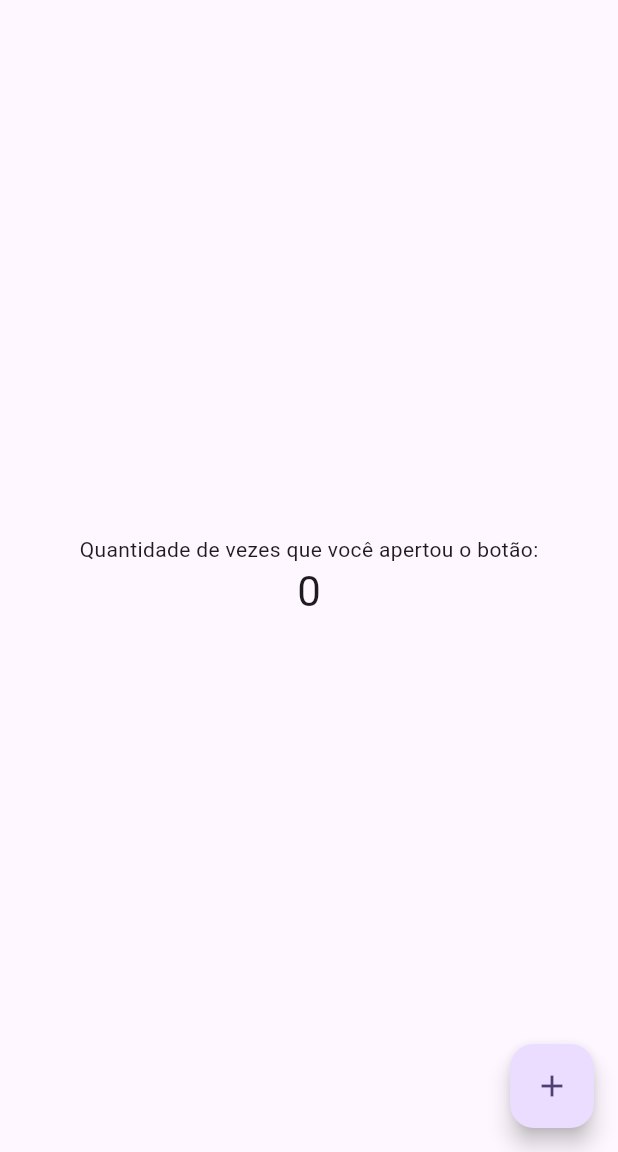
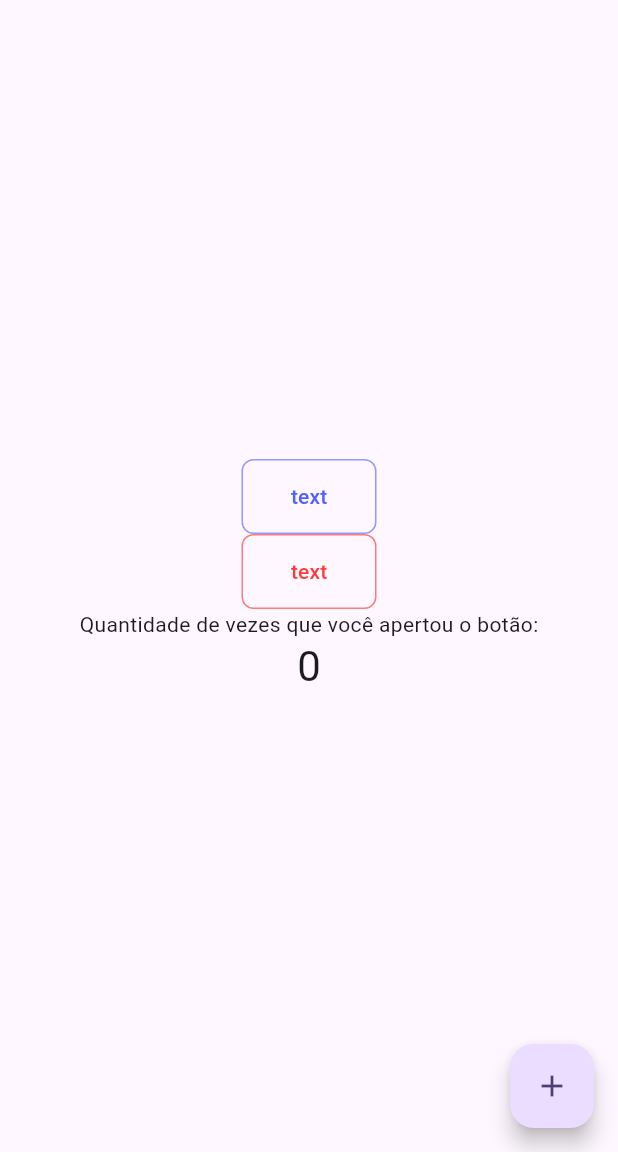
Before and after one commit to Cafe-Reparo/CafeReparo-mobile, a Flutter app: the screen it shows after launch, on a phone screen of 412 x 824 dp, the part 84-1236 px from its top. Run offline on Flutter 3.47's test engine with Material 3 defaults, Android fonts, the phone set to English and light mode, and no system bars.

Commit message:
Componente Botão, paleta de cores e custom_themem criado

```diff
--- a/lib/main.dart
+++ b/lib/main.dart
@@ -1,3 +1,5 @@
+import 'package:cafe_reparo_mobile/widget/purple_button.dart' as purple;
+import 'package:cafe_reparo_mobile/widget/red_button.dart' as red;
 import 'package:flutter/material.dart';
 
 void main() {
@@ -43,13 +45,22 @@ class _MyHomePageState extends State<MyHomePage> {
     return Scaffold(
       appBar: AppBar(
         backgroundColor: Theme.of(context).colorScheme.inversePrimary,
-
         title: Text(widget.title),
       ),
       body: Center(
         child: Column(
           mainAxisAlignment: MainAxisAlignment.center,
           children: <Widget>[
+            purple.PurpleButton(
+              onPressed: () => {},
+              text: "text",
+              type: purple.ButtonType.outline,
+            ),
+            red.RedButton(
+              onPressed: () => {},
+              text: "text",
+              type: red.ButtonType.outline,
+            ),
             const Text(
               'Quantidade de vezes que você apertou o botão:',
             ),
--- /dev/null
+++ b/lib/themes/colors.dart
@@ -0,0 +1,25 @@
+import 'package:flutter/material.dart';
+
+class MyColors {
+  static const primary600 = Color(0xFF3C4DFF);
+  static const primary550 = Color(0xFF5060FF);
+  static const primary500 = Color(0xFF5D6BFF);
+  static const primary400 = Color(0xFF939AFE);
+  static const primary300 = Color(0xFFE3E6FF);
+  static const primary200 = Color(0xFFDBDBEB);
+  static const primary100 = Color(0xFFF5F5FB);
+
+  static const secondary200 = Color(0xFF5058AE);
+  static const secondary100 = Color(0xFF5C6089);
+
+  static const teste = Color(0xFF2E2F34);
+  static const white100 = Color(0xFF2E2F34);
+  static const white25 = Color(0xFF4B4C57);
+  static const white10 = Color(0xFFA9ABC2);
+  static const white5 = Color(0xFFF5F5F5);
+  static const white0 = Color(0xFFFFFFFF);
+
+  static const red200 = Color(0xFFF42D2D);
+  static const red100 = Color(0xFFFF3838);
+  static const red50 = Color(0xFFFF7B7B);
+}
--- /dev/null
+++ b/lib/themes/custom_themes.dart
@@ -0,0 +1,84 @@
+import 'package:cafe_reparo_mobile/themes/colors.dart';
+import 'package:flutter/material.dart';
+
+class CustomThemes {
+  static const textStyle = TextStyle(
+    fontWeight: FontWeight.w500,
+    fontSize: 16.0,
+  );
+
+  final defaultTheme = ThemeData(
+    scaffoldBackgroundColor: Colors.white70,
+    primaryColor: MyColors.white25,
+    primaryTextTheme: const TextTheme(
+      headlineLarge: TextStyle(
+        fontSize: 96,
+        fontWeight: FontWeight.w600,
+      ),
+      headlineMedium: TextStyle(
+        fontSize: 60,
+        fontWeight: FontWeight.w600,
+      ),
+      headlineSmall: TextStyle(
+        fontSize: 48,
+        fontWeight: FontWeight.w600,
+      ),
+      titleLarge: TextStyle(
+        fontSize: 34,
+        fontWeight: FontWeight.w600,
+      ),
+      titleMedium: TextStyle(
+        fontSize: 24,
+        fontWeight: FontWeight.w500,
+      ),
+      titleSmall: TextStyle(
+        fontSize: 20,
+        fontWeight: FontWeight.w500,
+      ),
+      bodyLarge: TextStyle(
+        fontSize: 20,
+        fontWeight: FontWeight.normal,
+      ),
+      bodyMedium: TextStyle(
+        fontSize: 16,
+        fontWeight: FontWeight.w500,
+      ),
+      bodySmall: TextStyle(
+        fontSize: 14,
+        fontWeight: FontWeight.w500,
+      ),
+      labelLarge: TextStyle(
+        fontSize: 12,
+        fontWeight: FontWeight.w600,
+      ),
+      labelSmall: TextStyle(
+        fontSize: 16,
+        fontWeight: FontWeight.w600,
+        color: Colors.white,
+        letterSpacing: 1.0,
+      ),
+    ),
+    inputDecorationTheme: InputDecorationTheme(
+      prefixIconColor: MyColors.primary550,
+      labelStyle: const TextStyle(
+        color: MyColors.primary550,
+      ),
+      hintStyle: const TextStyle(
+        color: MyColors.primary550,
+      ),
+      suffixIconColor: MyColors.primary550,
+      border: OutlineInputBorder(
+        borderRadius: BorderRadius.circular(8),
+        borderSide: const BorderSide(color: MyColors.primary550),
+      ),
+      focusedBorder: OutlineInputBorder(
+        borderRadius: BorderRadius.circular(8),
+        borderSide: const BorderSide(color: MyColors.primary550, width: 1),
+      ),
+      enabledBorder: OutlineInputBorder(
+        borderRadius: BorderRadius.circular(8),
+        borderSide: const BorderSide(color: MyColors.primary550),
+      ),
+    ),
+  );
+}
--- /dev/null
+++ b/lib/widget/purple_button.dart
@@ -0,0 +1,104 @@
+import 'package:cafe_reparo_mobile/themes/colors.dart';
+import 'package:flutter/material.dart';
+
+enum ButtonType { fill, outline, ghost }
+
+class PurpleButton extends StatelessWidget {
+  final ButtonType type;
+  final IconData? icon;
+  final VoidCallback onPressed;
+  final String text;
+
+  const PurpleButton({
+    this.type = ButtonType.fill,
+    this.icon,
+    required this.onPressed,
+    required this.text,
+    super.key,
+  });
+
+  // Define o estilo do botão (fill, outline, ghost)
+  BoxDecoration _getBoxDecoration() {
+    switch (type) {
+      case ButtonType.fill:
+        return BoxDecoration(
+          color: MyColors.primary550,
+          borderRadius: BorderRadius.circular(8),
+        );
+      case ButtonType.outline:
+        return BoxDecoration(
+          border: Border.all(color: MyColors.primary400, width: 1),
+          color: Colors.transparent,
+          borderRadius: BorderRadius.circular(8),
+        );
+      case ButtonType.ghost:
+        return BoxDecoration(
+          color: Colors.transparent,
+          borderRadius: BorderRadius.circular(8),
+        );
+    }
+  }
+
+  // Define a cor do texto do botão
+  Color _getForegroundColor() {
+    switch (type) {
+      case ButtonType.fill:
+        return MyColors.primary100;
+      case ButtonType.outline:
+      case ButtonType.ghost:
+        return MyColors.primary550;
+    }
+  }
+
+  // Define a cor do hover do botão
+  Color _getHoverColor() {
+    switch (type) {
+      case ButtonType.fill:
+        return MyColors.primary600;
+      case ButtonType.outline:
+        return MyColors.primary550.withOpacity(0.1);
+      case ButtonType.ghost:
+        return MyColors.primary550.withOpacity(0.2);
+    }
+  }
+
+  Color _getStatusColor() {
+    switch (type) {
+      case ButtonType.fill:
+        return MyColors.white100.withOpacity(0.2);
+      case ButtonType.outline:
+        return MyColors.primary550.withOpacity(0.2);
+      case ButtonType.ghost:
+        return MyColors.primary550.withOpacity(0.2);
+    }
+  }
+
+  @override
+  Widget build(BuildContext context) {
+    return Container(
+      decoration: _getBoxDecoration(),
+      child: MaterialButton(
+        height: 42,
+        highlightColor: _getStatusColor(),
+        focusColor: _getStatusColor(),
+        splashColor: _getStatusColor(),
+        hoverColor: _getHoverColor(),
+        shape: RoundedRectangleBorder(
+          borderRadius: BorderRadius.circular(8),
+        ),
+        onPressed: onPressed,
+        textColor: _getForegroundColor(),
+        child: Row(
+          mainAxisSize: MainAxisSize.min,
+          children: [
+            if (icon != null) ...[
+              Icon(icon),
+              const SizedBox(width: 4),
+            ],
+            Text(text),
+          ],
+        ),
+      ),
+    );
+  }
+}
--- /dev/null
+++ b/lib/widget/red_button.dart
@@ -0,0 +1,105 @@
+import 'package:cafe_reparo_mobile/themes/colors.dart';
+import 'package:flutter/material.dart';
+
+enum ButtonType { fill, outline, ghost }
+
+class RedButton extends StatelessWidget {
+  final ButtonType type;
+  final IconData? icon;
+  final VoidCallback onPressed;
+  final String text;
+
+  const RedButton({
+    this.type = ButtonType.fill,
+    this.icon,
+    required this.onPressed,
+    required this.text,
+    super.key,
+  });
+
+  // Define o estilo do botão (fill, outline, ghost)
+  BoxDecoration _getBoxDecoration() {
+    switch (type) {
+      case ButtonType.fill:
+        return BoxDecoration(
+          color: MyColors.red100,
+          borderRadius: BorderRadius.circular(8),
+        );
+      case ButtonType.outline:
+        return BoxDecoration(
+          border: Border.all(color: MyColors.red50, width: 1),
+          color: Colors.transparent,
+          borderRadius: BorderRadius.circular(8),
+        );
+      case ButtonType.ghost:
+        return BoxDecoration(
+          color: Colors.transparent,
+          borderRadius: BorderRadius.circular(8),
+        );
+    }
+  }
+
+  // Define a cor do texto do botão
+  Color _getForegroundColor() {
+    switch (type) {
+      case ButtonType.fill:
+        return MyColors.primary100;
+      case ButtonType.outline:
+        return MyColors.red100;
+      case ButtonType.ghost:
+        return MyColors.red100;
+    }
+  }
+
+  // Define a cor do hover do botão
+  Color _getHoverColor() {
+    switch (type) {
+      case ButtonType.fill:
+        return MyColors.red200;
+      case ButtonType.outline:
+        return MyColors.red100.withOpacity(0.1);
+      case ButtonType.ghost:
+        return MyColors.red100.withOpacity(0.2);
+    }
+  }
+
+  Color _getStatusColor() {
+    switch (type) {
+      case ButtonType.fill:
+        return MyColors.white100.withOpacity(0.2);
+      case ButtonType.outline:
+        return MyColors.red100.withOpacity(0.2);
+      case ButtonType.ghost:
+        return MyColors.red100.withOpacity(0.2);
+    }
+  }
+
+  @override
+  Widget build(BuildContext context) {
+    return Container(
+      decoration: _getBoxDecoration(),
+      child: MaterialButton(
+        height: 42,
+        highlightColor: _getStatusColor(),
+        focusColor: _getStatusColor(),
+        splashColor: _getStatusColor(),
+        hoverColor: _getHoverColor(),
+        shape: RoundedRectangleBorder(
+          borderRadius: BorderRadius.circular(8),
+        ),
+        onPressed: onPressed,
+        textColor: _getForegroundColor(),
+        child: Row(
+          mainAxisSize: MainAxisSize.min,
+          children: [
+            if (icon != null) ...[
+              Icon(icon),
+              const SizedBox(width: 4),
+            ],
+            Text(text),
+          ],
+        ),
+      ),
+    );
+  }
+}
```
